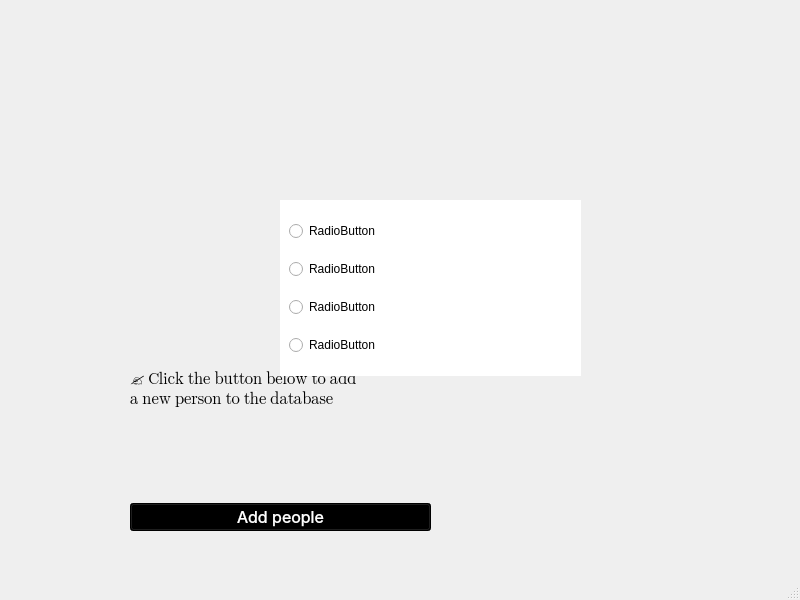
Qt form Brithday-App/mainwindow.ui (SerhiyTo/Birthday-App) before a commit.
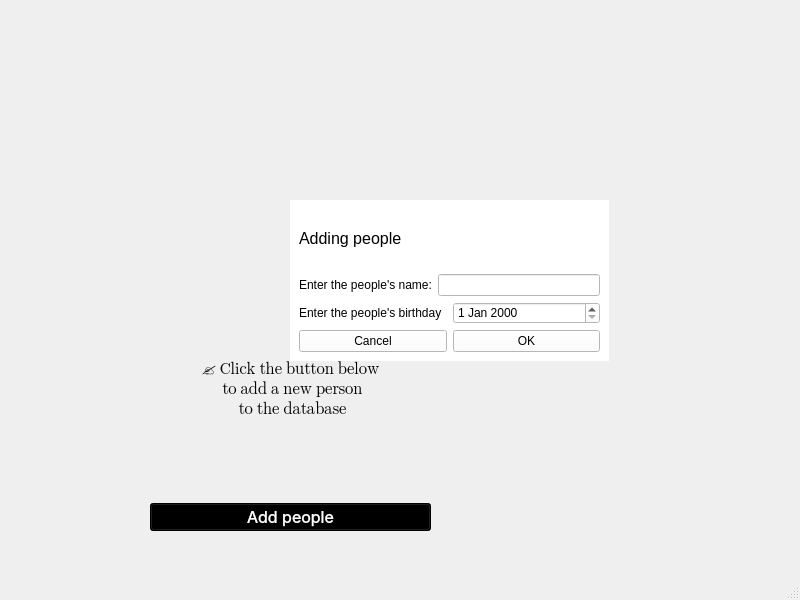
The same form after that commit. Icons and pictures are not drawn.

Commit message: Added message for reg user

What changed in the file:
```diff
--- a/Brithday-App/mainwindow.ui
+++ b/Brithday-App/mainwindow.ui
@@ -32,9 +32,9 @@
    <widget class="QWidget" name="layoutWidget">
     <property name="geometry">
      <rect>
-      <x>130</x>
+      <x>150</x>
       <y>60</y>
-      <width>301</width>
+      <width>281</width>
       <height>471</height>
      </rect>
     </property>
@@ -61,12 +61,16 @@
         </font>
        </property>
        <property name="text">
-        <string>✍️ Click the button below to add
-a new person to the database</string>
+        <string>✍️ Click the button below
+ to add a new person
+ to the database</string>
        </property>
        <property name="textFormat">
         <enum>Qt::PlainText</enum>
        </property>
+       <property name="alignment">
+        <set>Qt::AlignCenter</set>
+       </property>
       </widget>
      </item>
      <item>
@@ -91,10 +95,10 @@
    <widget class="QFrame" name="frMessageOpen">
     <property name="geometry">
      <rect>
-      <x>280</x>
+      <x>290</x>
       <y>200</y>
-      <width>301</width>
-      <height>176</height>
+      <width>319</width>
+      <height>161</height>
      </rect>
     </property>
     <property name="styleSheet">
@@ -102,32 +106,62 @@
     </property>
     <layout class="QVBoxLayout" name="verticalLayout_2">
      <item>
-      <widget class="QRadioButton" name="radioButton_4">
+      <widget class="QLabel" name="label_3">
+       <property name="font">
+        <font>
+         <pointsize>12</pointsize>
+        </font>
+       </property>
        <property name="text">
-        <string>RadioButton</string>
+        <string>Adding people</string>
        </property>
       </widget>
      </item>
      <item>
-      <widget class="QRadioButton" name="radioButton_3">
+      <layout class="QHBoxLayout" name="lblNameInput">
+       <item>
+        <widget class="QLabel" name="label">
        <property name="text">
-        <string>RadioButton</string>
+          <string>Enter the people's name:</string>
        </property>
       </widget>
      </item>
      <item>
-      <widget class="QRadioButton" name="radioButton_2">
+        <widget class="QLineEdit" name="lnNameInput"/>
+       </item>
+      </layout>
+     </item>
+     <item>
+      <layout class="QHBoxLayout" name="lblDateInput">
+       <item>
+        <widget class="QLabel" name="label_2">
        <property name="text">
-        <string>RadioButton</string>
+          <string>Enter the people's birthday</string>
        </property>
       </widget>
      </item>
      <item>
-      <widget class="QRadioButton" name="radioButton">
+        <widget class="QDateEdit" name="datInput"/>
+       </item>
+      </layout>
+     </item>
+     <item>
+      <layout class="QHBoxLayout" name="btns">
+       <item>
+        <widget class="QPushButton" name="btnCancel">
        <property name="text">
-        <string>RadioButton</string>
-       </property>
-      </widget>
+          <string>Cancel</string>
+         </property>
+        </widget>
+       </item>
+       <item>
+        <widget class="QPushButton" name="btnOk">
+         <property name="text">
+          <string>OK</string>
+         </property>
+        </widget>
+       </item>
+      </layout>
      </item>
     </layout>
    </widget>
```
Left out of the diff: 2 changed lines with no effect on the pictures. Lines whose indentation alone changed are shown as unchanged. The commit also changes 2 other files.
